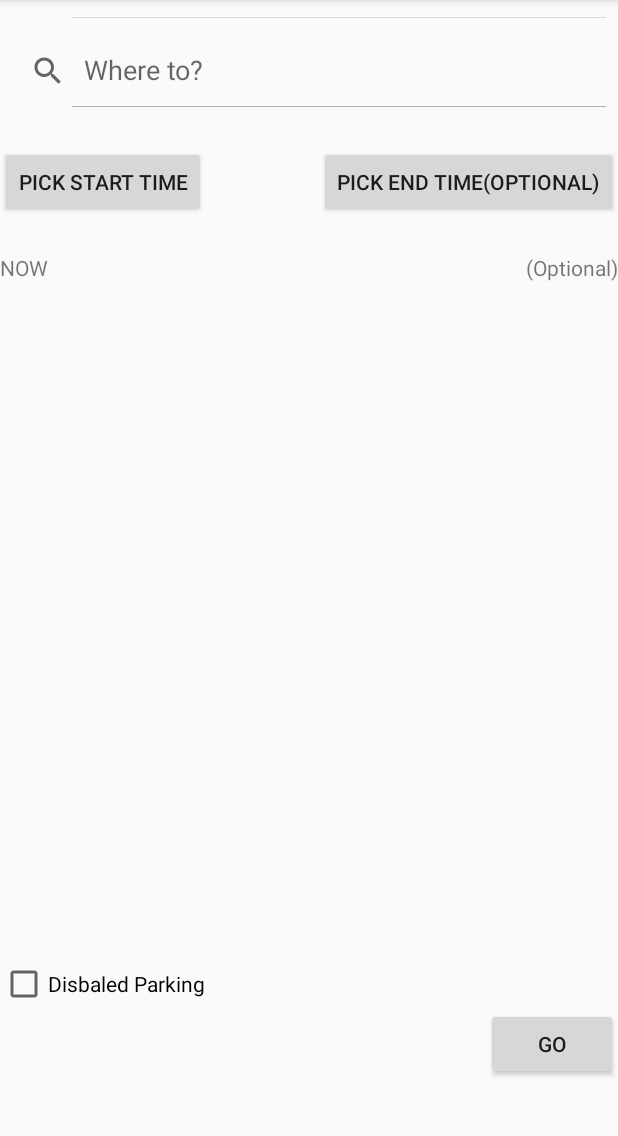
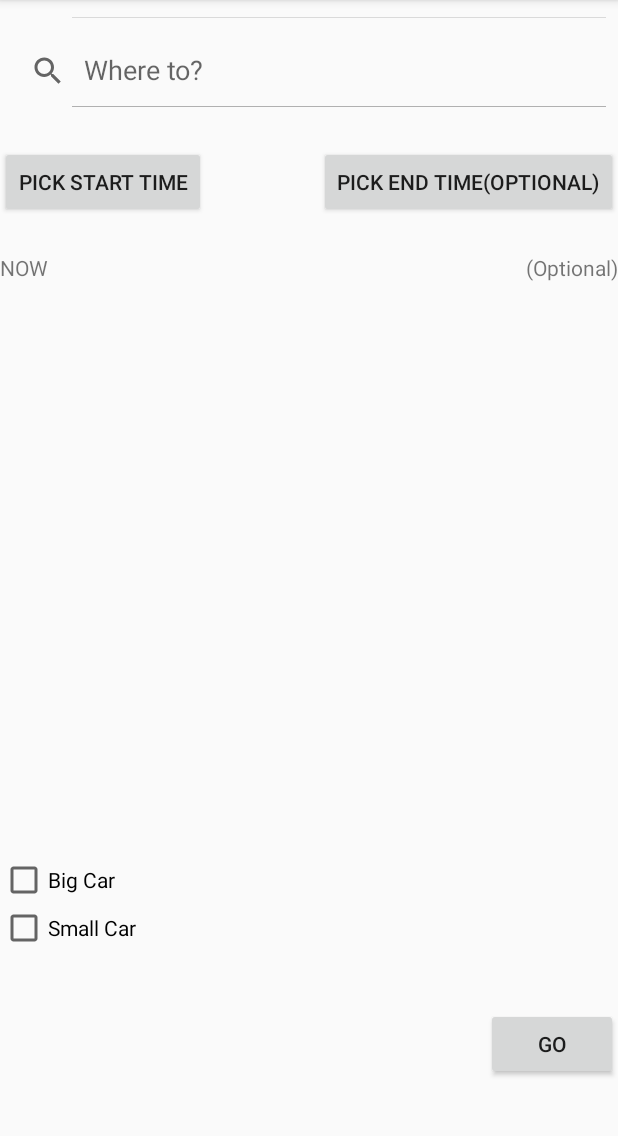
Before and after one commit to fhnaseer/parcccc, an Android app: the SearchOptionsActivity screen opened directly, with no data from a screen before it, on a phone screen of 412 x 824 dp, the part 84-1220 px from its top. Run offline under Robolectric (Android 15) with nearby library versions, the phone set to English and light mode, and no system bars.

Commit message:
Update content_search_options.xml

```diff
--- a/app/src/main/res/layout/content_search_options.xml
+++ b/app/src/main/res/layout/content_search_options.xml
@@ -57,12 +57,22 @@
         android:layout_alignParentStart="true" />
 
     <CheckBox
-        android:id="@+id/disabled_checkBox"
+        android:id="@+id/smallcar_checkBox"
         android:layout_width="wrap_content"
         android:layout_height="wrap_content"
-        android:text="Disbaled Parking"
+        android:text="Small Car"
+
+        android:layout_marginBottom="37dp"
         android:layout_above="@+id/go_button"
         android:layout_alignParentStart="true" />
+
+    <!--<CheckBox-->
+        <!--android:id="@+id/disabled_checkBox"-->
+        <!--android:layout_width="wrap_content"-->
+        <!--android:layout_height="wrap_content"-->
+        <!--android:text="Disbaled Parking"-->
+        <!--android:layout_above="@+id/go_button"-->
+        <!--android:layout_alignParentStart="true" />-->
 
     <Button
         android:id="@+id/go_button"
```
